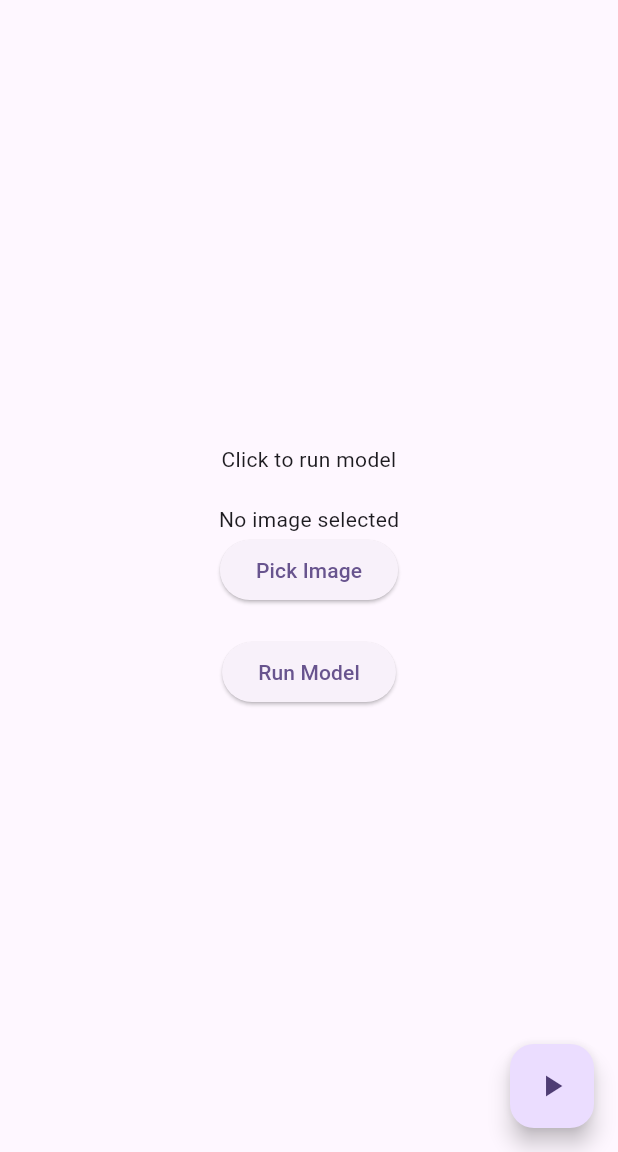
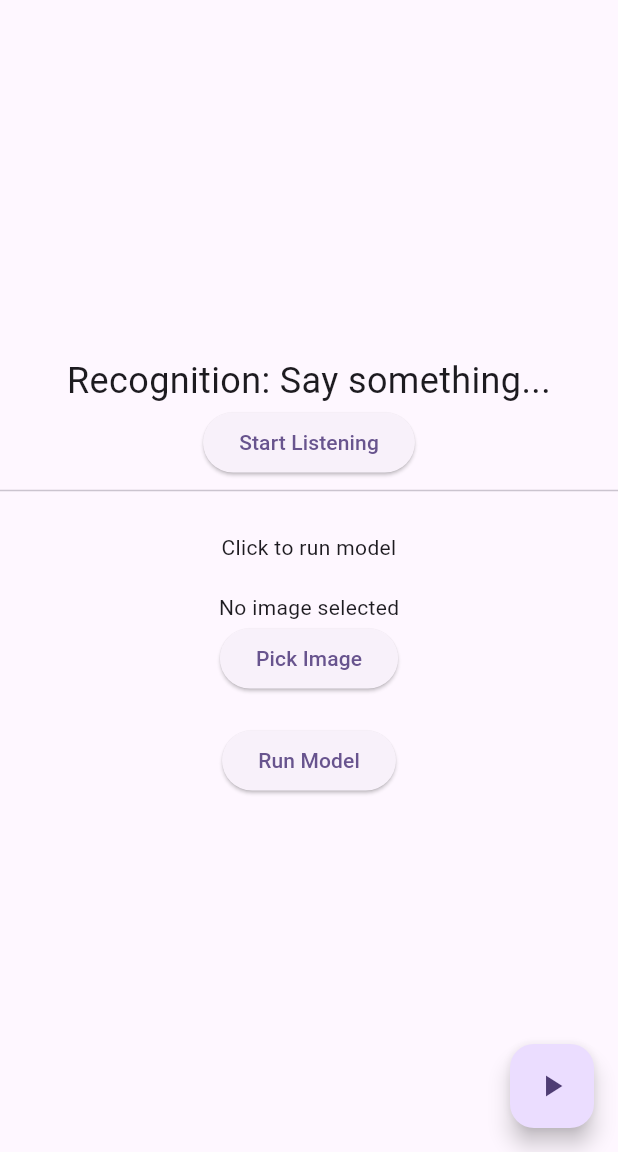
Before and after one commit to RSSerna/FlutterTensorFlowLite, a Flutter app: the screen it shows after launch, on a phone screen of 412 x 824 dp, the part 84-1236 px from its top. Run offline on Flutter 3.47's test engine with Material 3 defaults, Android fonts, the phone set to English and light mode, and no system bars; our stand-ins replace image_picker, speech_to_text; missing offline and left inert: tflite_flutter; project files that could hold a hidden picture were left out.

Commit message:
Adding Speech To Text in App

```diff
--- a/lib/main.dart
+++ b/lib/main.dart
@@ -1,22 +1,29 @@
 import 'dart:io';
 
 import 'package:flutter/material.dart';
+import 'package:flutter_tflite_demo/speech_service.dart';
 import 'package:flutter_tflite_demo/tensor_flow_service.dart';
 import 'package:image_picker/image_picker.dart';
 
 void main() async {
   WidgetsFlutterBinding.ensureInitialized();
   final TensorFlowService tensorFlowService = TensorFlowService();
+  final SpeechService speechService = SpeechService();
   await tensorFlowService.loadModel();
   runApp(MyApp(
     tensorFlowService: tensorFlowService,
+    speechService: speechService,
   ));
 }
 
 class MyApp extends StatelessWidget {
-  const MyApp({super.key, required this.tensorFlowService});
+  const MyApp(
+      {super.key,
+      required this.tensorFlowService,
+      required this.speechService});
 
   final TensorFlowService tensorFlowService;
+  final SpeechService speechService;
 
   @override
   Widget build(BuildContext context) {
@@ -29,6 +36,7 @@ class MyApp extends StatelessWidget {
       home: MyHomePage(
         title: 'TensorFlow Demo',
         tensorFlowService: tensorFlowService,
+        speechService: speechService,
       ),
     );
   }
@@ -39,9 +47,11 @@ class MyHomePage extends StatefulWidget {
     super.key,
     required this.title,
     required this.tensorFlowService,
+    required this.speechService,
   });
 
   final String title;
+  final SpeechService speechService;
   final TensorFlowService tensorFlowService;
   @override
   State<MyHomePage> createState() => _MyHomePageState();
@@ -92,6 +102,15 @@ class _MyHomePageState extends State<MyHomePage> {
     }
   }
 
+  void _toogleListening() async {
+    if (widget.speechService.isListening) {
+      widget.speechService.stopListening();
+    } else {
+      await widget.speechService.startListening();
+    }
+    setState(() {});
+  }
+
   @override
   Widget build(BuildContext context) {
     return Scaffold(
@@ -104,6 +123,19 @@ class _MyHomePageState extends State<MyHomePage> {
           child: Column(
             mainAxisAlignment: MainAxisAlignment.center,
             children: <Widget>[
+              Text(
+                'Recognition: ${widget.speechService.recognizedText}',
+                textAlign: TextAlign.center,
+                style: const TextStyle(fontSize: 24),
+              ),
+              ElevatedButton(
+                onPressed: _toogleListening,
+                child: Text(widget.speechService.isListening
+                    ? 'Stop Listening'
+                    : 'Start Listening'),
+              ),
+              Divider(),
+              SizedBox(height: 20),
               Text(
                 _modelStatus,
                 textAlign: TextAlign.center,
```
